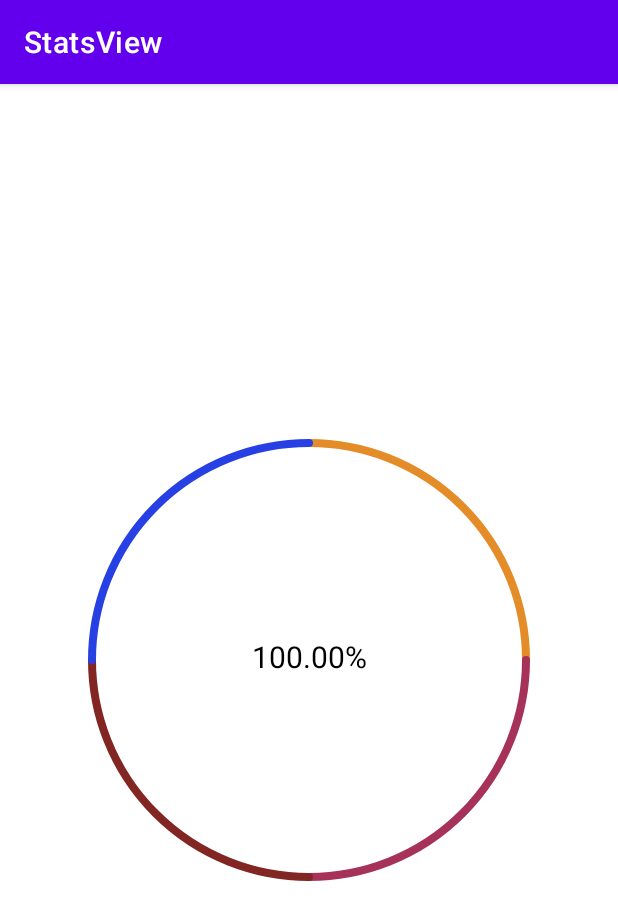
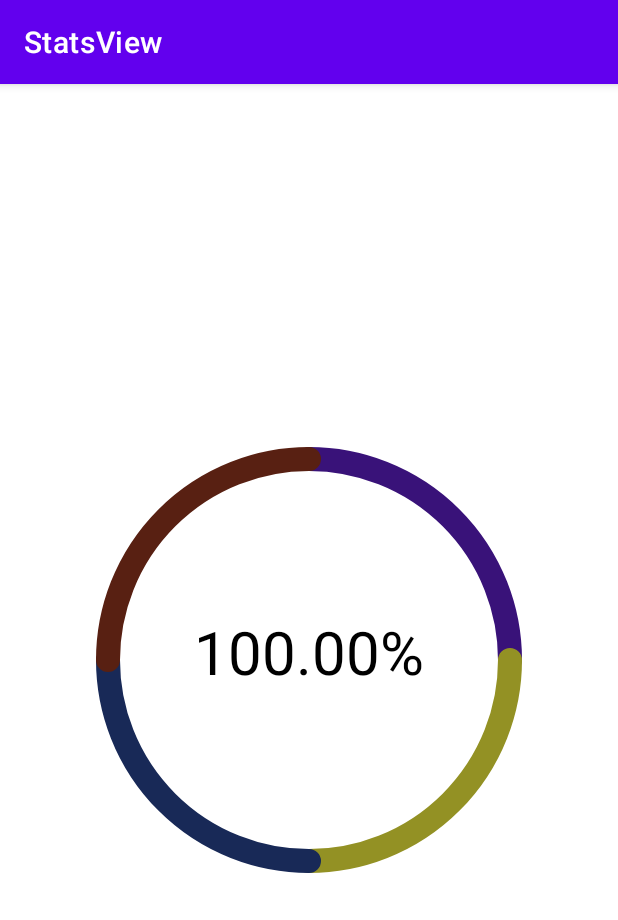
Before and after one commit to clinri/NetologyHomeWorksCustomViews, an Android app: the screen it shows after launch (MainActivity), on a phone screen of 412 x 824 dp. Shown: the top 920 px of the screen. Run offline under Robolectric (Android 15) with nearby library versions, the phone set to English and light mode, and no system bars.

```diff
--- a/app/src/main/java/ru/netology/statsview/ui/StatsView.kt
+++ b/app/src/main/java/ru/netology/statsview/ui/StatsView.kt
@@ -7,6 +7,8 @@ import android.graphics.PointF
 import android.graphics.RectF
 import android.util.AttributeSet
 import android.view.View
+import androidx.core.content.withStyledAttributes
+import ru.netology.statsview.R
 import ru.netology.statsview.utils.AndroidUtils
 import kotlin.math.min
 import kotlin.random.Random
@@ -22,6 +24,23 @@ class StatsView @JvmOverloads constructor(
     defStyleAttr,
     defStyleRes
 ) {
+    private var textSize = AndroidUtils.dp(context, 20).toFloat()
+    private var lineWidth = AndroidUtils.dp(context, 5)
+    private var colors = emptyList<Int>()
+
+    init {
+        context.withStyledAttributes(attributeSet, R.styleable.StatsView) {
+            textSize = getDimension(R.styleable.StatsView_textSize, textSize)
+            lineWidth = getDimension(R.styleable.StatsView_lineWidth, lineWidth.toFloat()).toInt()
+            colors = listOf(
+                getColor(R.styleable.StatsView_color1, generateRandomColor()),
+                getColor(R.styleable.StatsView_color2, generateRandomColor()),
+                getColor(R.styleable.StatsView_color3, generateRandomColor()),
+                getColor(R.styleable.StatsView_color4, generateRandomColor())
+            )
+        }
+    }
+
     var data: List<Float> = emptyList()
         set(value) {
             field = value
@@ -30,7 +49,6 @@ class StatsView @JvmOverloads constructor(
     private var radius = 0F
     private var center = PointF()
     private var oval = RectF()
-    private var lineWidth = AndroidUtils.dp(context, 5)
     private val paint = Paint(
         Paint.ANTI_ALIAS_FLAG
     ).apply {
@@ -43,7 +61,7 @@ class StatsView @JvmOverloads constructor(
     private val textPaint = Paint(
         Paint.ANTI_ALIAS_FLAG
     ).apply {
-        textSize = AndroidUtils.dp(context, 20).toFloat()
+        textSize = this@StatsView.textSize
         strokeWidth = lineWidth.toFloat()
         style = Paint.Style.FILL
         textAlign = Paint.Align.CENTER
@@ -65,9 +83,9 @@ class StatsView @JvmOverloads constructor(
             return
         }
         var startAngle = -90F
-        data.forEach {
-            val angle = it * 360F
-            paint.color = Random.nextInt(0xFF000000.toInt(), 0xFFFFFFFF.toInt())
+        data.forEachIndexed { index, datum ->
+            val angle = datum * 360F
+            paint.color = colors.getOrElse(index) { generateRandomColor() }
             canvas.drawArc(oval, startAngle, angle, false, paint)
             startAngle += angle
         }
@@ -81,4 +99,6 @@ class StatsView @JvmOverloads constructor(
 
 
     }
+
+    private fun generateRandomColor() = Random.nextInt(0xFF000000.toInt(), 0xFFFFFFFF.toInt())
 }
--- a/app/src/main/res/layout/activity_main.xml
+++ b/app/src/main/res/layout/activity_main.xml
@@ -10,9 +10,15 @@
         android:id="@+id/statsView"
         android:layout_width="300dp"
         android:layout_height="300dp"
+        app:color1="#391279"
+        app:color2="#939124"
+        app:color3="#182957"
+        app:color4="#582012"
         app:layout_constraintBottom_toBottomOf="parent"
         app:layout_constraintEnd_toEndOf="parent"
         app:layout_constraintStart_toStartOf="parent"
-        app:layout_constraintTop_toTopOf="parent" />
+        app:layout_constraintTop_toTopOf="parent"
+        app:lineWidth="16dp"
+        app:textSize="40sp" />
 
 </androidx.constraintlayout.widget.ConstraintLayout>
--- /dev/null
+++ b/app/src/main/res/values/attrs.xml
@@ -0,0 +1,13 @@
+<?xml version="1.0" encoding="utf-8"?>
+<resources>
+    <declare-styleable name="StatsView">
+        <attr name="textSize" format="dimension|reference"/>
+        <attr name="lineWidth" format="dimension|reference"/>
+        <attr name="color1" format="color|reference"/>
+        <attr name="color2" format="color|reference"/>
+        <attr name="color3" format="color|reference"/>
+        <attr name="color4" format="color|reference"/>
+
+    </declare-styleable>
+
+</resources>
```
